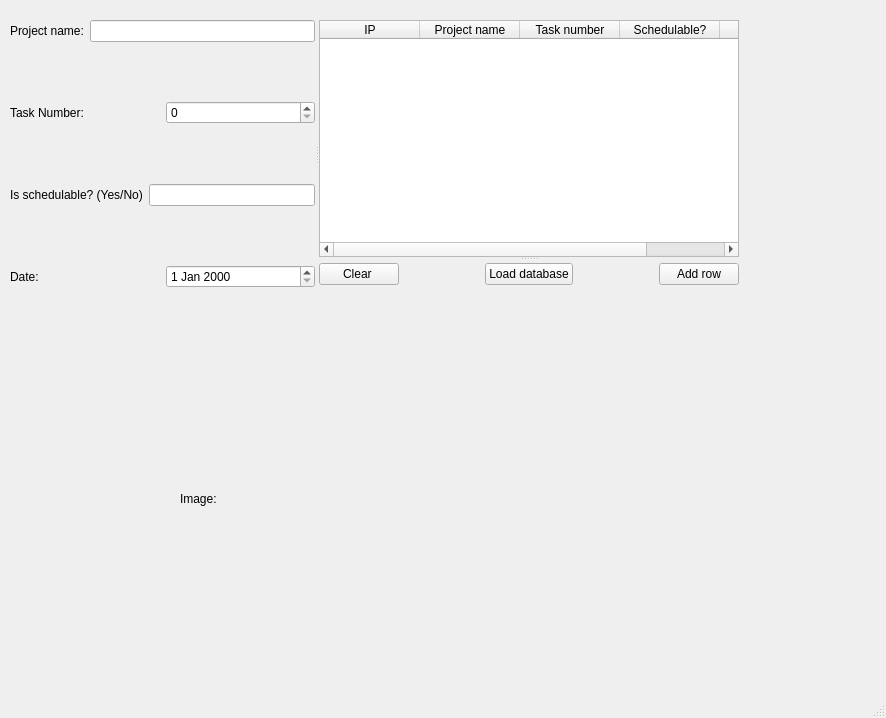
Before: the Qt Designer form database.ui in feichay10/Server-Proyecto-Final-SOA, drawn with Qt 5.
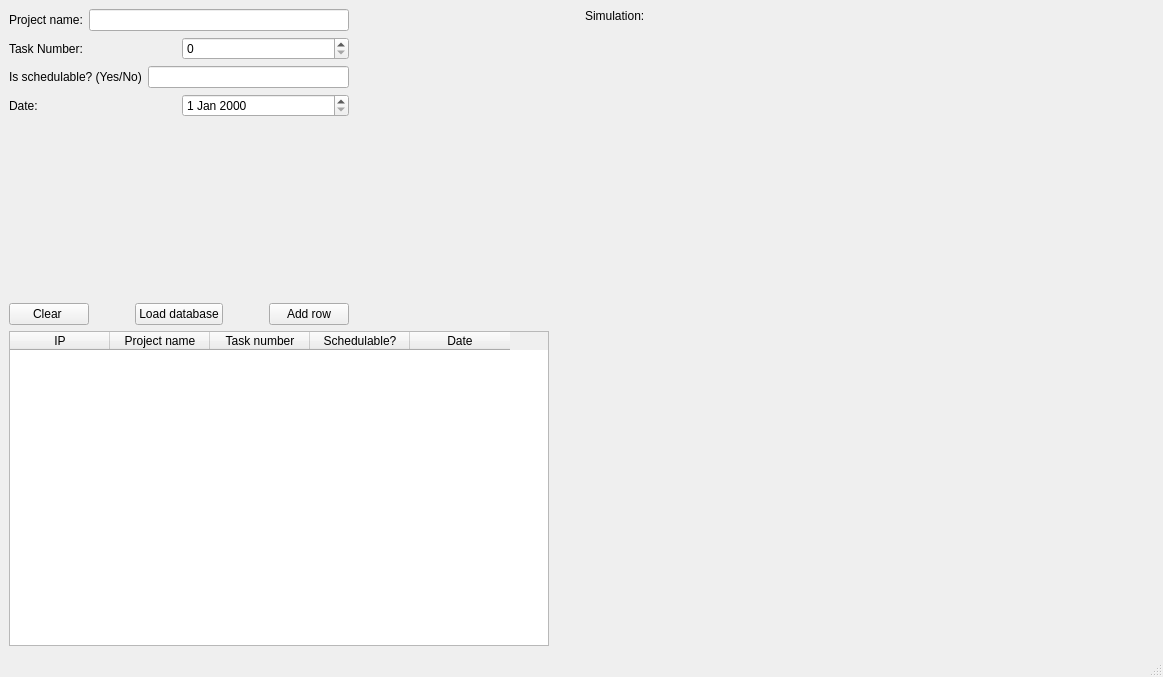
After: the same form once the commit is applied. Icons and pictures are not drawn.

Commit message: interface create database improvement

```diff
--- a/database.ui
+++ b/database.ui
@@ -6,27 +6,24 @@
    <rect>
     <x>0</x>
     <y>0</y>
-    <width>886</width>
-    <height>718</height>
+    <width>1163</width>
+    <height>677</height>
    </rect>
   </property>
   <property name="windowTitle">
    <string>MainWindow</string>
   </property>
   <widget class="QWidget" name="centralwidget">
-   <widget class="QSplitter" name="splitter_2">
-    <property name="geometry">
-     <rect>
-      <x>10</x>
-      <y>20</y>
-      <width>729</width>
-      <height>268</height>
-     </rect>
-    </property>
-    <property name="orientation">
-     <enum>Qt::Horizontal</enum>
-    </property>
-    <widget class="QWidget" name="">
+   <layout class="QHBoxLayout" name="horizontalLayout_8">
+    <item>
+     <layout class="QHBoxLayout" name="horizontalLayout_7">
+      <item>
+       <layout class="QVBoxLayout" name="verticalLayout_3">
+        <item>
+         <layout class="QHBoxLayout" name="horizontalLayout">
+          <item>
+           <layout class="QVBoxLayout" name="verticalLayout_2">
+            <item>
      <layout class="QVBoxLayout" name="verticalLayout">
       <item>
        <layout class="QHBoxLayout" name="horizontalLayout_5">
@@ -42,19 +39,6 @@
         </item>
        </layout>
       </item>
-      <item>
-       <spacer name="verticalSpacer">
-        <property name="orientation">
-         <enum>Qt::Vertical</enum>
-        </property>
-        <property name="sizeHint" stdset="0">
-         <size>
-          <width>20</width>
-          <height>40</height>
-         </size>
-        </property>
-       </spacer>
-      </item>
       <item>
        <layout class="QHBoxLayout" name="horizontalLayout_4">
         <item>
@@ -69,19 +53,6 @@
         </item>
        </layout>
       </item>
-      <item>
-       <spacer name="verticalSpacer_2">
-        <property name="orientation">
-         <enum>Qt::Vertical</enum>
-        </property>
-        <property name="sizeHint" stdset="0">
-         <size>
-          <width>20</width>
-          <height>40</height>
-         </size>
-        </property>
-       </spacer>
-      </item>
       <item>
        <layout class="QHBoxLayout" name="horizontalLayout_3">
         <item>
@@ -96,19 +67,6 @@
         </item>
        </layout>
       </item>
-      <item>
-       <spacer name="verticalSpacer_4">
-        <property name="orientation">
-         <enum>Qt::Vertical</enum>
-        </property>
-        <property name="sizeHint" stdset="0">
-         <size>
-          <width>20</width>
-          <height>40</height>
-         </size>
-        </property>
-       </spacer>
-      </item>
       <item>
        <layout class="QHBoxLayout" name="horizontalLayout_2">
         <item>
@@ -123,44 +81,22 @@
         </item>
        </layout>
       </item>
-     </layout>
-    </widget>
-    <widget class="QSplitter" name="splitter">
-     <property name="orientation">
-      <enum>Qt::Vertical</enum>
-     </property>
-     <widget class="QSplitter" name="splitter_3">
-      <property name="orientation">
-       <enum>Qt::Vertical</enum>
-      </property>
-      <widget class="QTableWidget" name="tableWidget">
-       <column>
-        <property name="text">
-         <string>IP</string>
-        </property>
-       </column>
-       <column>
-        <property name="text">
-         <string>Project name</string>
-        </property>
-       </column>
-       <column>
-        <property name="text">
-         <string>Task number</string>
-        </property>
-       </column>
-       <column>
-        <property name="text">
-         <string>Schedulable?</string>
-        </property>
-       </column>
-       <column>
-        <property name="text">
-         <string>Date</string>
-        </property>
-       </column>
-      </widget>
-      <widget class="QWidget" name="">
+              <item>
+               <spacer name="verticalSpacer_4">
+                <property name="orientation">
+                 <enum>Qt::Vertical</enum>
+                </property>
+                <property name="sizeHint" stdset="0">
+                 <size>
+                  <width>20</width>
+                  <height>40</height>
+                 </size>
+                </property>
+               </spacer>
+              </item>
+             </layout>
+            </item>
+            <item>
        <layout class="QHBoxLayout" name="horizontalLayout_6">
         <item>
          <widget class="QPushButton" name="pushButton_Clear">
@@ -210,36 +146,103 @@
          </widget>
         </item>
        </layout>
-      </widget>
-     </widget>
-    </widget>
-   </widget>
+            </item>
+           </layout>
+          </item>
+          <item>
+           <spacer name="horizontalSpacer">
+            <property name="orientation">
+             <enum>Qt::Horizontal</enum>
+            </property>
+            <property name="sizeHint" stdset="0">
+             <size>
+              <width>40</width>
+              <height>20</height>
+             </size>
+            </property>
+           </spacer>
+          </item>
+         </layout>
+        </item>
+        <item>
+         <widget class="QTableWidget" name="tableWidget">
+          <property name="minimumSize">
+           <size>
+            <width>540</width>
+            <height>0</height>
+           </size>
+          </property>
+          <property name="maximumSize">
+           <size>
+            <width>540</width>
+            <height>16777215</height>
+           </size>
+          </property>
+          <column>
+           <property name="text">
+            <string>IP</string>
+           </property>
+          </column>
+          <column>
+           <property name="text">
+            <string>Project name</string>
+           </property>
+          </column>
+          <column>
+           <property name="text">
+            <string>Task number</string>
+           </property>
+          </column>
+          <column>
+           <property name="text">
+            <string>Schedulable?</string>
+           </property>
+          </column>
+          <column>
+           <property name="text">
+            <string>Date</string>
+           </property>
+          </column>
+         </widget>
+        </item>
+       </layout>
+      </item>
+      <item>
+       <layout class="QVBoxLayout" name="verticalLayout_4">
+        <item>
+         <widget class="QLabel" name="label_Image">
+          <property name="sizePolicy">
+           <sizepolicy hsizetype="Fixed" vsizetype="Fixed">
+            <horstretch>0</horstretch>
+            <verstretch>0</verstretch>
+           </sizepolicy>
+          </property>
+          <property name="text">
+           <string>Simulation:</string>
+          </property>
+         </widget>
+        </item>
+        <item>
    <widget class="QLabel" name="label_LoadImage">
-    <property name="geometry">
-     <rect>
-      <x>300</x>
-      <y>330</y>
-      <width>371</width>
-      <height>331</height>
-     </rect>
+          <property name="sizePolicy">
+           <sizepolicy hsizetype="Expanding" vsizetype="Expanding">
+            <horstretch>0</horstretch>
+            <verstretch>0</verstretch>
+           </sizepolicy>
     </property>
     <property name="text">
      <string/>
     </property>
-   </widget>
-   <widget class="QLabel" name="label_Image">
-    <property name="geometry">
-     <rect>
-      <x>180</x>
-      <y>490</y>
-      <width>46</width>
-      <height>17</height>
-     </rect>
-    </property>
-    <property name="text">
-     <string>Image:</string>
-    </property>
-   </widget>
+          <property name="pixmap">
+           <pixmap>../MEME1.png</pixmap>
+          </property>
+         </widget>
+        </item>
+       </layout>
+      </item>
+     </layout>
+    </item>
+   </layout>
   </widget>
   <widget class="QMenuBar" name="menubar">
    <property name="geometry">
```
Left out of the diff: 2 changed lines with no effect on the pictures. Lines whose indentation alone changed are shown as unchanged.
